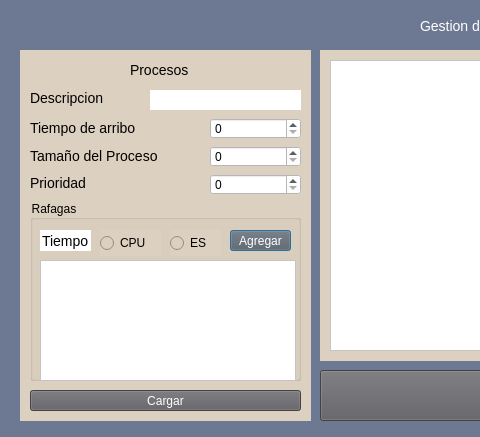
Before: the Qt Designer form Simulador/nuevoproceso.ui in salva12/TPSOC1G1, drawn with Qt 5; both pictures show x 0 to 480 and y 0 to 437 of the 993 by 437 pixel window.
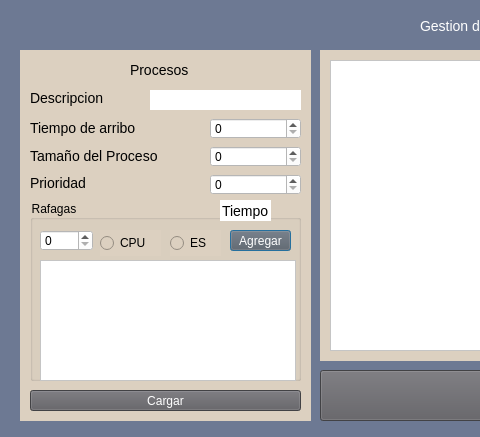
After: the same form once the commit is applied.

Commit message: Actualización 17-11

Diff of the .ui file:
```diff
--- a/Simulador/nuevoproceso.ui
+++ b/Simulador/nuevoproceso.ui
@@ -209,8 +209,8 @@
      <widget class="QLineEdit" name="lineEdit_Tiempo">
       <property name="geometry">
        <rect>
-        <x>10</x>
-        <y>30</y>
+        <x>190</x>
+        <y>0</y>
         <width>51</width>
         <height>21</height>
        </rect>
@@ -280,6 +280,19 @@
        <string>ES</string>
       </property>
      </widget>
+     <widget class="QSpinBox" name="spinBoxTiempo">
+      <property name="geometry">
+       <rect>
+        <x>10</x>
+        <y>30</y>
+        <width>53</width>
+        <height>21</height>
+       </rect>
+      </property>
+      <property name="styleSheet">
+       <string notr="true">background-color:white;</string>
+      </property>
+     </widget>
     </widget>
     <widget class="QPushButton" name="pushButtonCargar">
      <property name="geometry">
```
The commit also changes 1 other file.
